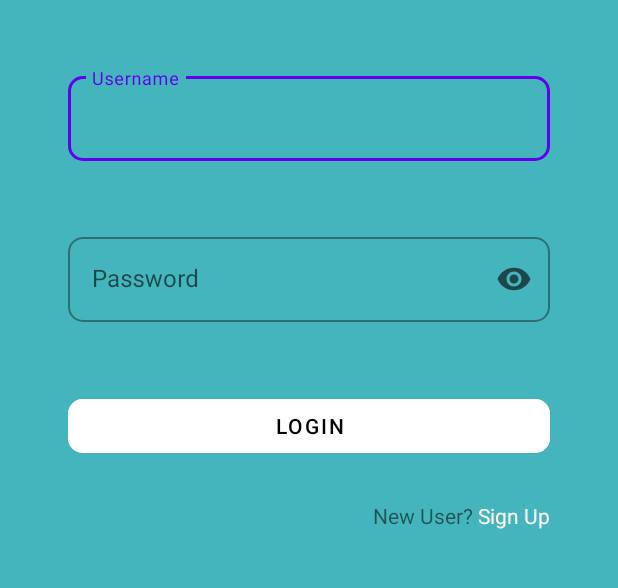
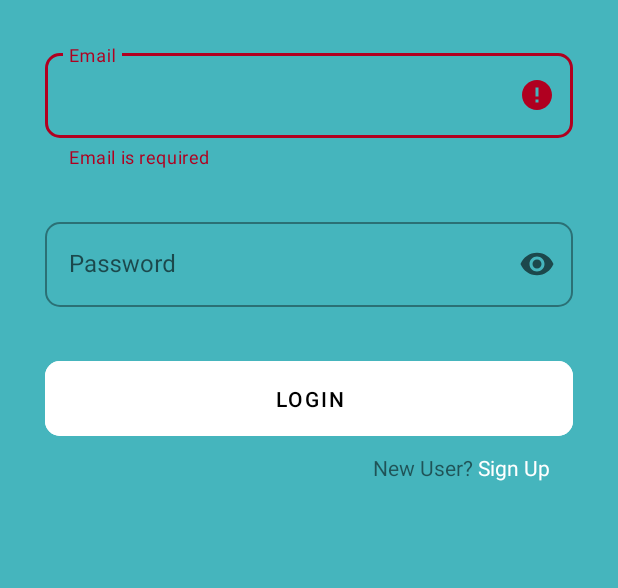
Before and after one commit to 1itachi/crack-it-up, an Android app: the screen it shows after launch (LoginActivity), after a tap on "LOGIN", on a phone screen of 412 x 824 dp, the part 122-710 px from its top. Run offline under Robolectric (Android 15) with nearby library versions, the phone set to English and light mode, and no system bars; our stand-ins replace Firebase (no records; nobody signed in at launch, a user with empty details on screens opened directly).

Commit message:
added login logic (#26)

```diff
--- a/app/src/main/java/edu/neu/madcourse/crack_it_up/LoginActivity.java
+++ b/app/src/main/java/edu/neu/madcourse/crack_it_up/LoginActivity.java
@@ -1,16 +1,21 @@
 package edu.neu.madcourse.crack_it_up;
 
+import androidx.annotation.NonNull;
 import androidx.appcompat.app.AppCompatActivity;
 
 import android.content.Intent;
 import android.os.Bundle;
+import android.text.TextUtils;
 import android.view.View;
+import android.widget.Button;
+import android.widget.ProgressBar;
 import android.widget.TextView;
 import android.widget.Toast;
 
 import com.google.android.gms.tasks.OnCompleteListener;
 import com.google.android.gms.tasks.Task;
 import com.google.android.material.textfield.TextInputLayout;
+import com.google.firebase.auth.AuthResult;
 import com.google.firebase.auth.FirebaseAuth;
 import com.google.firebase.database.ChildEventListener;
 import com.google.firebase.database.DataSnapshot;
@@ -21,46 +26,74 @@ import com.google.firebase.iid.internal.FirebaseInstanceIdInternal;
 import com.google.firebase.messaging.FirebaseMessaging;
 
 public class LoginActivity extends AppCompatActivity {
-    private DatabaseReference mDatabase;
     FirebaseAuth fAuth;
-
+    TextInputLayout mEmail, mPassword;
+    Button mLoginButton;
+    ProgressBar progressBar;
 
     @Override
     protected void onCreate(Bundle savedInstanceState) {
         super.onCreate(savedInstanceState);
         setContentView(R.layout.activity_login);
-        mDatabase = FirebaseDatabase.getInstance().getReference();
+
+
+        //get the views
+        mEmail = findViewById(R.id.email);
+        mPassword = findViewById(R.id.password);
+        progressBar = findViewById(R.id.progressBar);
+        mLoginButton = findViewById(R.id.login);
+
+        progressBar.setVisibility(View.INVISIBLE);
+
         fAuth = FirebaseAuth.getInstance();
         //if user is already logged in, direct to main activity
         if(fAuth.getCurrentUser() != null){
             startActivity(new Intent(LoginActivity.this, HomeScreenActivity.class));
             finish();
         }
+
+        mLoginButton.setOnClickListener(new View.OnClickListener() {
+            @Override
+            public void onClick(View v) {
+
+                String email = mEmail.getEditText().getText().toString().trim();
+                String password = mPassword.getEditText().getText().toString();
+
+                //validations
+                if(TextUtils.isEmpty(email)){
+                    mEmail.setError("Email is required");
+                    mEmail.requestFocus();
+                    return;
+                }
+                if(TextUtils.isEmpty(password)){
+                    mPassword.setError("Password is required");
+                    mPassword.requestFocus();
+                    return;
+                }
+
+
+                progressBar.setVisibility(View.VISIBLE);
+
+                fAuth.signInWithEmailAndPassword(email, password).addOnCompleteListener(new OnCompleteListener<AuthResult>() {
+                    @Override
+                    public void onComplete(@NonNull  Task<AuthResult> task) {
+
+                        if(task.isSuccessful()){
+                            Toast.makeText(LoginActivity.this, "Login success!", Toast.LENGTH_SHORT).show();
+                            startActivity(new Intent(LoginActivity.this, HomeScreenActivity.class));
+                        }else{
+                            Toast.makeText(LoginActivity.this, "Login failed! " + task.getException().getMessage(), Toast.LENGTH_SHORT).show();
+                            progressBar.setVisibility(View.INVISIBLE);
+                        }
+
+                    }
+                });
+
+            }
+            });
     }
 
-    // called upon clicking Login button
-    public void onClickLoginButton(View view) {
-        System.out.println("Login button clicked");
 
-
-//        TextView usernameTextView = (TextView) findViewById(R.id.userName);
-//        String username = usernameTextView.getText().toString().replaceAll("\\s", "");
-
-        TextInputLayout textInputLayout = findViewById(R.id.userName);
-        String username = textInputLayout.getEditText().getText().toString().replaceAll("\\s", "");
-        ;
-
-
-        if (username.length() == 0) {
-            Toast myToast = Toast.makeText(this, "Enter Username!", Toast.LENGTH_LONG);
-            myToast.show();
-        }else {
-            Intent intent1 = new Intent(LoginActivity.this, HomeScreenActivity.class);
-            intent1.putExtra("USERNAME", username);
-            startActivity(intent1);
-        }
-
-    }
 
     // called upon clicking Login button
     public void onClickSignUp(View view) {
--- a/app/src/main/res/layout/activity_login.xml
+++ b/app/src/main/res/layout/activity_login.xml
@@ -21,12 +21,12 @@
         app:layout_constraintTop_toTopOf="parent" />
 
     <com.google.android.material.textfield.TextInputLayout
-        android:id="@+id/userName"
+        android:id="@+id/email"
         style="@style/Widget.MaterialComponents.TextInputLayout.OutlinedBox"
         android:layout_width="match_parent"
         android:layout_height="wrap_content"
-        android:layout_margin="45dp"
-        android:hint="Username"
+        android:layout_margin="30dp"
+        android:hint="Email"
         app:boxBackgroundMode="outline"
         app:boxCornerRadiusBottomEnd="10dp"
         app:boxCornerRadiusBottomStart="10dp"
@@ -50,7 +50,7 @@
         style="@style/Widget.MaterialComponents.TextInputLayout.OutlinedBox"
         android:layout_width="match_parent"
         android:layout_height="wrap_content"
-        android:layout_margin="45dp"
+        android:layout_margin="30dp"
         android:hint="@string/password_prompt"
         app:endIconMode="password_toggle"
 
@@ -62,7 +62,7 @@
         app:layout_constraintEnd_toEndOf="parent"
         app:layout_constraintHorizontal_bias="0.499"
         app:layout_constraintStart_toStartOf="parent"
-        app:layout_constraintTop_toBottomOf="@+id/userName">
+        app:layout_constraintTop_toBottomOf="@+id/email">
 
         <com.google.android.material.textfield.TextInputEditText
             android:layout_width="match_parent"
@@ -79,10 +79,10 @@
         android:id="@+id/login"
         android:layout_width="match_parent"
         android:layout_height="wrap_content"
-        android:layout_margin="45dp"
+        android:layout_margin="30dp"
         android:backgroundTint="#FFFFFF"
-        android:onClick="onClickLoginButton"
         android:text="login"
+        android:padding="15dp"
         android:textColor="@android:color/black"
         style="@style/Widget.MaterialComponents.Button.TextButton"
         app:cornerRadius="10dp"
@@ -98,19 +98,29 @@
         android:layout_width="match_parent"
         android:layout_height="wrap_content"
 
-        android:layout_marginLeft="45dp"
+        android:layout_marginLeft="30dp"
         android:layout_marginTop="5dp"
         android:layout_marginRight="45dp"
         android:inputType="text"
         android:onClick="onClickSignUp"
         android:text="@string/sign_up_text"
         android:textAlignment="textEnd"
-        app:layout_constraintBottom_toBottomOf="parent"
         app:layout_constraintEnd_toEndOf="parent"
         app:layout_constraintHorizontal_bias="0.494"
         app:layout_constraintStart_toStartOf="parent"
-        app:layout_constraintTop_toBottomOf="@+id/login"
-        app:layout_constraintVertical_bias="0.051" />
-
+        app:layout_constraintTop_toBottomOf="@+id/login" />
+    <ProgressBar
+        android:id="@+id/progressBar"
+        style="?android:attr/progressBarStyle"
+        android:layout_width="wrap_content"
+        android:layout_height="wrap_content"
+        android:layout_marginTop="44dp"
+        app:layout_constraintBottom_toBottomOf="parent"
+        app:layout_constraintEnd_toEndOf="parent"
+        app:layout_constraintHorizontal_bias="0.498"
+        app:layout_constraintStart_toStartOf="parent"
+        app:layout_constraintTop_toBottomOf="@+id/signUpText"
+        app:layout_constraintVertical_bias="0.0"
+        tools:visibility="invisible" />
 
 </androidx.constraintlayout.widget.ConstraintLayout>
```
